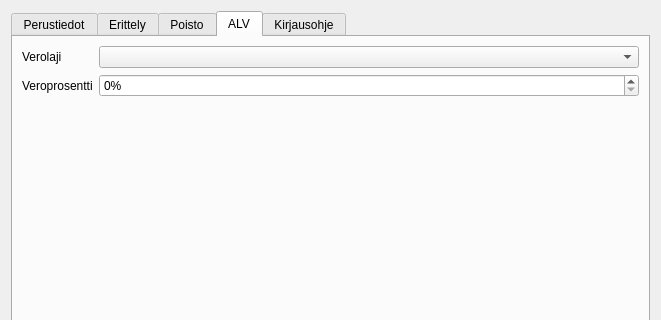
Old version of the form kitsas/maaritys/tilinmuokkaus.ui in the repository artoh/kitupiikki; both pictures show x 0 to 661 and y 0 to 320 of the 661 by 610 pixel window.
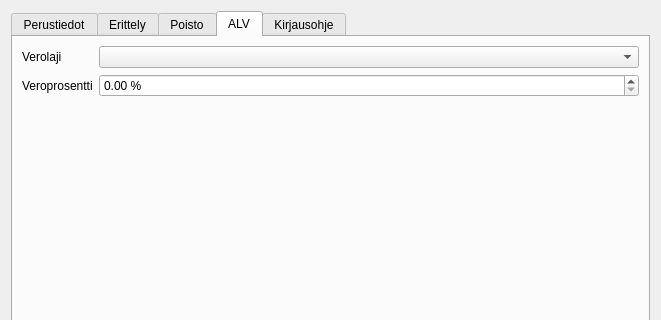
New version of the form. The open tabs and pages were chosen to show the change. Icons and pictures are not drawn. Custom widgets are drawn as their Qt base class.

Patch:
```diff
--- a/kitsas/maaritys/tilinmuokkaus.ui
+++ b/kitsas/maaritys/tilinmuokkaus.ui
@@ -375,12 +375,9 @@
           </widget>
          </item>
          <item row="1" column="1">
-          <widget class="QSpinBox" name="veroSpin">
+          <widget class="QDoubleSpinBox" name="veroSpin">
            <property name="suffix">
-            <string>%</string>
-           </property>
-           <property name="prefix">
-            <string/>
+            <string> %</string>
            </property>
           </widget>
          </item>
```
Left out of the diff: 6 changed lines with no effect on the pictures.
